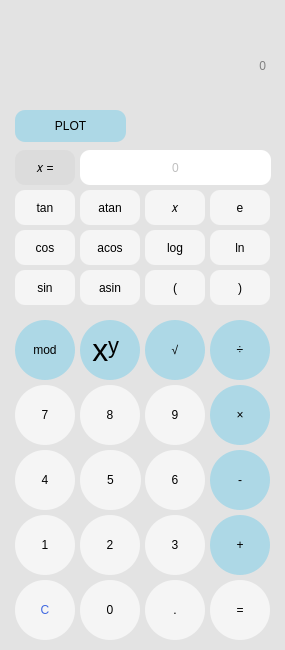
Before: the Qt Designer form src/view/view.ui in risahamm/SmartCalc-v2.0, drawn with Qt 5.
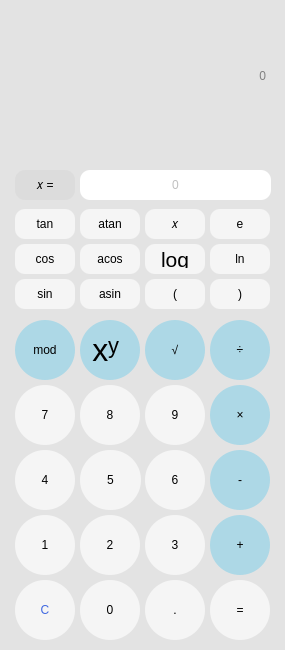
After: the same form once the commit is applied. Icons and pictures are not drawn.

Commit message: VIEW, GRAPH --Added добавлено окно построение графика

What changed in the file:
```diff
--- a/src/view/view.ui
+++ b/src/view/view.ui
@@ -138,7 +138,7 @@
       <x>10</x>
       <y>30</y>
       <width>265</width>
-      <height>71</height>
+      <height>91</height>
      </rect>
     </property>
     <property name="styleSheet">
@@ -161,9 +161,9 @@
     <property name="geometry">
      <rect>
       <x>210</x>
-      <y>190</y>
+      <y>209</y>
       <width>60</width>
-      <height>35</height>
+      <height>30</height>
      </rect>
     </property>
     <property name="autoFillBackground">
@@ -204,9 +204,9 @@
     <property name="geometry">
      <rect>
       <x>80</x>
-      <y>230</y>
+      <y>244</y>
       <width>60</width>
-      <height>35</height>
+      <height>30</height>
      </rect>
     </property>
     <property name="autoFillBackground">
@@ -247,9 +247,9 @@
     <property name="geometry">
      <rect>
       <x>210</x>
-      <y>270</y>
+      <y>279</y>
       <width>60</width>
-      <height>35</height>
+      <height>30</height>
      </rect>
     </property>
     <property name="autoFillBackground">
@@ -427,9 +427,9 @@
     <property name="geometry">
      <rect>
       <x>15</x>
-      <y>230</y>
+      <y>244</y>
       <width>60</width>
-      <height>35</height>
+      <height>30</height>
      </rect>
     </property>
     <property name="autoFillBackground">
@@ -513,9 +513,9 @@
     <property name="geometry">
      <rect>
       <x>80</x>
-      <y>190</y>
+      <y>209</y>
       <width>60</width>
-      <height>35</height>
+      <height>30</height>
      </rect>
     </property>
     <property name="autoFillBackground">
@@ -599,7 +599,7 @@
     <property name="geometry">
      <rect>
       <x>211</x>
-      <y>110</y>
+      <y>130</y>
       <width>60</width>
       <height>30</height>
      </rect>
@@ -681,9 +681,9 @@
     <property name="geometry">
      <rect>
       <x>15</x>
-      <y>150</y>
+      <y>170</y>
       <width>60</width>
-      <height>35</height>
+      <height>30</height>
      </rect>
     </property>
     <property name="styleSheet">
@@ -707,9 +707,9 @@
     <property name="geometry">
      <rect>
       <x>145</x>
-      <y>190</y>
+      <y>209</y>
       <width>60</width>
-      <height>35</height>
+      <height>30</height>
      </rect>
     </property>
     <property name="autoFillBackground">
@@ -750,9 +750,9 @@
     <property name="geometry">
      <rect>
       <x>80</x>
-      <y>150</y>
+      <y>170</y>
       <width>191</width>
-      <height>35</height>
+      <height>30</height>
      </rect>
     </property>
     <property name="focusPolicy">
@@ -824,9 +824,9 @@
     <property name="geometry">
      <rect>
       <x>145</x>
-      <y>270</y>
+      <y>279</y>
       <width>60</width>
-      <height>35</height>
+      <height>30</height>
      </rect>
     </property>
     <property name="autoFillBackground">
@@ -910,9 +910,9 @@
     <property name="geometry">
      <rect>
       <x>80</x>
-      <y>270</y>
+      <y>279</y>
       <width>60</width>
-      <height>35</height>
+      <height>30</height>
      </rect>
     </property>
     <property name="autoFillBackground">
@@ -1124,18 +1124,38 @@
    <widget class="QPushButton" name="create_plot">
     <property name="geometry">
      <rect>
-      <x>15</x>
-      <y>110</y>
-      <width>111</width>
+      <x>20</x>
+      <y>130</y>
+      <width>41</width>
       <height>32</height>
      </rect>
     </property>
+    <property name="font">
+     <font>
+      <family>Arial</family>
+      <pointsize>14</pointsize>
+      <italic>false</italic>
+      <bold>false</bold>
+     </font>
+    </property>
+    <property name="toolTip">
+     <string>plot the graph</string>
+    </property>
+    <property name="toolTipDuration">
+     <number>1000</number>
+    </property>
+    <property name="statusTip">
+     <string/>
+    </property>
+    <property name="whatsThis">
+     <string/>
+    </property>
     <property name="styleSheet">
      <string notr="true">QPushButton{
-        background-color: #ADD8E6;
+
         border-width: 2px;
         border-radius: 10%;
-        font: 14pt &quot;.AppleSystemUIFont&quot;;
+
         color: #000000;
         padding: 6px;
         }
@@ -1158,18 +1178,36 @@
         }</string>
     </property>
     <property name="text">
-     <string>PLOT</string>
+     <string/>
+    </property>
+    <property name="icon">
+     <iconset resource="../resourses.qrc">
+      <normaloff>:/pics/icons8-график-64.png</normaloff>:/pics/icons8-график-64.png</iconset>
+    </property>
+    <property name="iconSize">
+     <size>
+      <width>25</width>
+      <height>25</height>
+     </size>
     </property>
    </widget>
    <widget class="QPushButton" name="log_button">
     <property name="geometry">
      <rect>
       <x>145</x>
-      <y>230</y>
+      <y>244</y>
       <width>60</width>
-      <height>35</height>
+      <height>30</height>
      </rect>
     </property>
+    <property name="font">
+     <font>
+      <family>Helvetica</family>
+      <pointsize>16</pointsize>
+      <italic>false</italic>
+      <bold>false</bold>
+     </font>
+    </property>
     <property name="autoFillBackground">
      <bool>false</bool>
     </property>
@@ -1251,9 +1289,9 @@
     <property name="geometry">
      <rect>
       <x>15</x>
-      <y>190</y>
+      <y>209</y>
       <width>60</width>
-      <height>35</height>
+      <height>30</height>
      </rect>
     </property>
     <property name="autoFillBackground">
@@ -1384,9 +1422,9 @@
     <property name="geometry">
      <rect>
       <x>210</x>
-      <y>230</y>
+      <y>244</y>
       <width>60</width>
-      <height>35</height>
+      <height>30</height>
      </rect>
     </property>
     <property name="autoFillBackground">
@@ -1470,9 +1508,9 @@
     <property name="geometry">
      <rect>
       <x>15</x>
-      <y>270</y>
+      <y>279</y>
       <width>60</width>
-      <height>35</height>
+      <height>30</height>
      </rect>
     </property>
     <property name="autoFillBackground">
```
Left out of the diff: 79 changed lines with no effect on the pictures. The commit also changes 14 other files.
